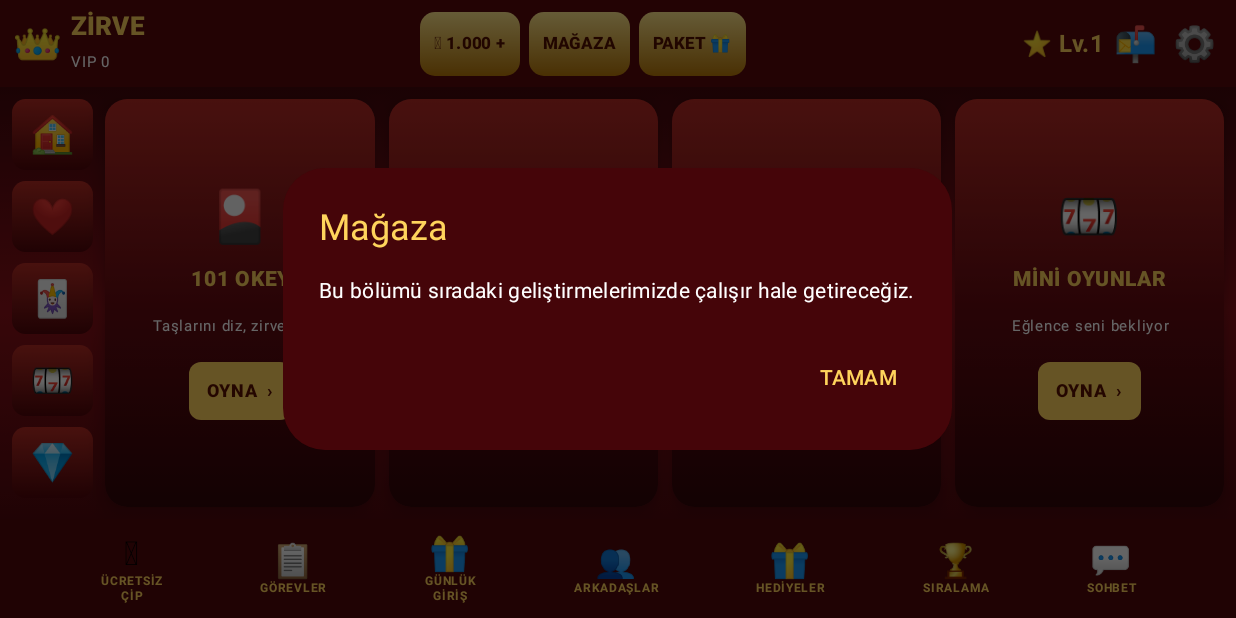
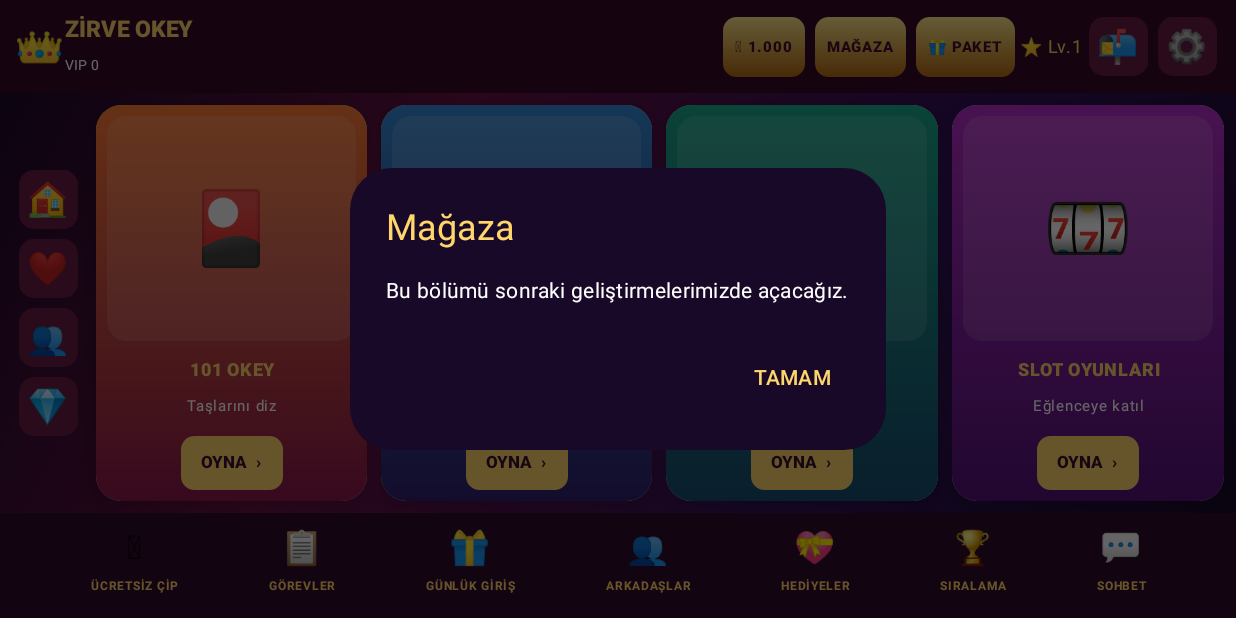
Before and after one commit to heyhatttt-cmd/Zirveokey, an Android app built with Jetpack Compose: the screen it shows after launch (MainActivity), after a tap on "MAĞAZA", on a phone screen of 824 x 412 dp (held sideways). Run offline under Robolectric (Android 15) with nearby library versions, the phone set to English and light mode, and no system bars.

Commit message:
Update MainActivity.kt

```diff
--- a/app/src/main/java/com/zirve/okey/MainActivity.kt
+++ b/app/src/main/java/com/zirve/okey/MainActivity.kt
@@ -19,10 +19,8 @@ import androidx.compose.ui.text.style.TextAlign
 import androidx.compose.ui.unit.dp
 import androidx.compose.ui.unit.sp
 
-private val Gold = Color(0xFFFFD45C)
-private val DarkRed = Color(0xFF450509)
-private val Red = Color(0xFF9F1018)
-private val Panel = Color(0xFF651018)
+private val Gold = Color(0xFFFFD66B)
+private val Dark = Color(0xFF170927)
 
 class MainActivity : ComponentActivity() {
     override fun onCreate(savedInstanceState: Bundle?) {
@@ -40,73 +38,79 @@ fun ZirveLobby() {
     var selected by remember { mutableStateOf("") }
 
     val games = listOf(
-        Triple("🎴", "101 OKEY", "Taşlarını diz, zirveye çık"),
-        Triple("🃏", "BATAK", "Arkadaşlarınla yarış"),
-        Triple("🎲", "TAVLA", "Rakiplerini yen"),
-        Triple("🎰", "MİNİ OYUNLAR", "Eğlence seni bekliyor")
+        Triple("🎴", "101 OKEY", "Taşlarını diz"),
+        Triple("🃏", "BATAK", "Kartlarını dağıt"),
+        Triple("🎲", "TAVLA", "Zarını at"),
+        Triple("🎰", "SLOT OYUNLARI", "Eğlenceye katıl")
+    )
+
+    val colors = listOf(
+        listOf(Color(0xFFFF7B35), Color(0xFF8C174B)),
+        listOf(Color(0xFF3489D8), Color(0xFF30206E)),
+        listOf(Color(0xFF18A88A), Color(0xFF164C70)),
+        listOf(Color(0xFFB52DCA), Color(0xFF541078))
     )
 
     BoxWithConstraints(
         modifier = Modifier
             .fillMaxSize()
             .background(
-                Brush.verticalGradient(
+                Brush.linearGradient(
                     listOf(
-                        Color(0xFF270306),
-                        Color(0xFF8B1018),
-                        Color(0xFF350407)
+                        Color(0xFF170927),
+                        Color(0xFF681044),
+                        Color(0xFF32105B),
+                        Color(0xFF170927)
                     )
                 )
             )
     ) {
+        val compact = maxHeight < 400.dp
+
         Column(modifier = Modifier.fillMaxSize()) {
 
-            // ÜST BİLGİ VE MENÜ
+            // ÜST MENÜ
             Row(
                 modifier = Modifier
                     .fillMaxWidth()
-                    .height(58.dp)
-                    .background(Color(0xFF57070B))
-                    .padding(horizontal = 8.dp),
+                    .height(if (compact) 52.dp else 62.dp)
+                    .background(Color(0xFF350A26))
+                    .padding(horizontal = 9.dp),
                 verticalAlignment = Alignment.CenterVertically
             ) {
                 Text("👑", fontSize = 27.sp)
-                Column(modifier = Modifier.padding(start = 5.dp)) {
+
+                Column {
                     Text(
-                        "ZİRVE",
+                        "ZİRVE OKEY",
                         color = Gold,
-                        fontWeight = FontWeight.ExtraBold,
-                        fontSize = 17.sp
+                        fontSize = 15.sp,
+                        fontWeight = FontWeight.ExtraBold
                     )
-                    Text("VIP 0", color = Color.White, fontSize = 10.sp)
+                    Text("VIP 0", color = Color.White, fontSize = 9.sp)
                 }
 
-                Spacer(modifier = Modifier.weight(1f))
+                Spacer(Modifier.weight(1f))
 
-                GoldButton("🪙 1.000 +") {
+                HeaderButton("🪙 1.000") {
                     selected = "Çip Mağazası"
                 }
 
-                Spacer(modifier = Modifier.width(6.dp))
-
-                GoldButton("MAĞAZA") {
+                HeaderButton("MAĞAZA") {
                     selected = "Mağaza"
                 }
 
-                Spacer(modifier = Modifier.width(6.dp))
-
-                GoldButton("PAKET 🎁") {
+                HeaderButton("🎁 PAKET") {
                     selected = "Paketler"
                 }
 
-                Spacer(modifier = Modifier.weight(1f))
+                Text("⭐ Lv.1", color = Gold, fontSize = 12.sp)
 
-                Text("⭐ Lv.1", color = Gold, fontWeight = FontWeight.Bold)
-                TopIcon("📬") { selected = "Posta Kutusu" }
-                TopIcon("⚙️") { selected = "Ayarlar" }
+                HeaderIcon("📬") { selected = "Posta Kutusu" }
+                HeaderIcon("⚙️") { selected = "Ayarlar" }
             }
 
-            // ORTA OYUN ALANI
+            // ORTA ALAN
             Row(
                 modifier = Modifier
                     .weight(1f)
@@ -115,31 +119,27 @@ fun ZirveLobby() {
                 verticalAlignment = Alignment.CenterVertically
             ) {
 
-                // SOL MENÜ
+                // SOL KISA YOL
                 Column(
-                    modifier = Modifier
-                        .width(54.dp)
-                        .fillMaxHeight(),
+                    modifier = Modifier.width(48.dp),
                     verticalArrangement = Arrangement.Center,
                     horizontalAlignment = Alignment.CenterHorizontally
                 ) {
-                    listOf("🏠", "❤️", "🃏", "🎰", "💎").forEachIndexed { index, icon ->
-                        MenuIcon(icon) {
+                    listOf("🏠", "❤️", "👥", "💎").forEachIndexed { i, icon ->
+                        HeaderIcon(icon) {
                             selected = listOf(
                                 "Ana Sayfa",
                                 "Favoriler",
-                                "Kart Oyunları",
-                                "Mini Oyunlar",
+                                "Arkadaşlar",
                                 "VIP"
-                            )[index]
+                            )[i]
                         }
-                        Spacer(modifier = Modifier.height(7.dp))
                     }
                 }
 
-                Spacer(modifier = Modifier.width(8.dp))
+                Spacer(Modifier.width(8.dp))
 
-                // OYUN KARTLARI
+                // RENKLİ OYUN KARTLARI
                 Row(
                     modifier = Modifier
                         .weight(1f)
@@ -147,11 +147,12 @@ fun ZirveLobby() {
                     horizontalArrangement = Arrangement.spacedBy(9.dp),
                     verticalAlignment = Alignment.CenterVertically
                 ) {
-                    games.forEach { game ->
-                        GamePoster(
+                    games.forEachIndexed { index, game ->
+                        GameTile(
                             emoji = game.first,
                             title = game.second,
-                            description = game.third,
+                            subtitle = game.third,
+                            tileColors = colors[index],
                             modifier = Modifier
                                 .weight(1f)
                                 .fillMaxHeight()
@@ -166,31 +167,31 @@ fun ZirveLobby() {
             Row(
                 modifier = Modifier
                     .fillMaxWidth()
-                    .height(66.dp)
-                    .background(Color(0xFF50070A))
-                    .padding(horizontal = 5.dp),
+                    .height(if (compact) 59.dp else 70.dp)
+                    .background(Color(0xFF300A2D))
+                    .padding(horizontal = 4.dp),
                 horizontalArrangement = Arrangement.SpaceEvenly,
                 verticalAlignment = Alignment.CenterVertically
             ) {
-                BottomItem("🪙", "ÜCRETSİZ\nÇİP") {
+                BottomButton("🪙", "ÜCRETSİZ ÇİP") {
                     selected = "Ücretsiz Çip"
                 }
-                BottomItem("📋", "GÖREVLER") {
+                BottomButton("📋", "GÖREVLER") {
                     selected = "Görevler"
                 }
-                BottomItem("🎁", "GÜNLÜK\nGİRİŞ") {
+                BottomButton("🎁", "GÜNLÜK GİRİŞ") {
                     selected = "Günlük Giriş"
                 }
-                BottomItem("👥", "ARKADAŞLAR") {
+                BottomButton("👥", "ARKADAŞLAR") {
                     selected = "Arkadaşlar"
                 }
-                BottomItem("🎁", "HEDİYELER") {
+                BottomButton("💝", "HEDİYELER") {
                     selected = "Hediyeler"
                 }
-                BottomItem("🏆", "SIRALAMA") {
+                BottomButton("🏆", "SIRALAMA") {
                     selected = "Sıralama"
                 }
-                BottomItem("💬", "SOHBET") {
+                BottomButton("💬", "SOHBET") {
                     selected = "Sohbet"
                 }
             }
@@ -200,13 +201,13 @@ fun ZirveLobby() {
     if (selected.isNotEmpty()) {
         AlertDialog(
             onDismissRequest = { selected = "" },
-            containerColor = DarkRed,
+            containerColor = Dark,
             title = {
                 Text(selected, color = Gold)
             },
             text = {
                 Text(
-                    "Bu bölümü sıradaki geliştirmelerimizde çalışır hale getireceğiz.",
+                    "Bu bölümü sonraki geliştirmelerimizde açacağız.",
                     color = Color.White
                 )
             },
@@ -220,147 +221,136 @@ fun ZirveLobby() {
 }
 
 @Composable
-fun GoldButton(text: String, onClick: () -> Unit) {
+fun HeaderButton(
+    text: String,
+    onClick: () -> Unit
+) {
     Box(
         modifier = Modifier
+            .padding(horizontal = 3.dp)
             .background(
                 Brush.verticalGradient(
-                    listOf(Color(0xFFFFE58A), Color(0xFFB87808))
+                    listOf(Color(0xFFFFE68A), Color(0xFFB56A12))
                 ),
-                RoundedCornerShape(10.dp)
+                RoundedCornerShape(9.dp)
             )
             .clickable { onClick() }
-            .padding(horizontal = 9.dp, vertical = 9.dp),
-        contentAlignment = Alignment.Center
+            .padding(horizontal = 8.dp, vertical = 8.dp)
     ) {
         Text(
             text,
-            color = Color(0xFF541000),
-            fontSize = 11.sp,
+            color = Color(0xFF42102A),
+            fontSize = 10.sp,
             fontWeight = FontWeight.ExtraBold
         )
     }
 }
 
 @Composable
-fun TopIcon(icon: String, onClick: () -> Unit) {
+fun HeaderIcon(
+    icon: String,
+    onClick: () -> Unit
+) {
     Box(
         modifier = Modifier
+            .padding(3.dp)
             .size(39.dp)
+            .background(Color(0xFF671B43), RoundedCornerShape(10.dp))
             .clickable { onClick() },
         contentAlignment = Alignment.Center
     ) {
-        Text(icon, fontSize = 23.sp)
+        Text(icon, fontSize = 22.sp)
     }
 }
 
 @Composable
-fun MenuIcon(icon: String, onClick: () -> Unit) {
-    Box(
-        modifier = Modifier
-            .fillMaxWidth()
-            .height(47.dp)
-            .background(
-                Brush.verticalGradient(
-                    listOf(Color(0xFFB52B23), Color(0xFF500509))
-                ),
-                RoundedCornerShape(9.dp)
-            )
-            .clickable { onClick() },
-        contentAlignment = Alignment.Center
-    ) {
-        Text(icon, fontSize = 24.sp)
-    }
-}
-
-@Composable
-fun GamePoster(
+fun GameTile(
     emoji: String,
     title: String,
-    description: String,
+    subtitle: String,
+    tileColors: List<Color>,
     modifier: Modifier = Modifier,
     onClick: () -> Unit
 ) {
     Card(
         modifier = modifier.clickable { onClick() },
-        shape = RoundedCornerShape(15.dp),
-        colors = CardDefaults.cardColors(
-            containerColor = Panel
-        ),
-        elevation = CardDefaults.cardElevation(defaultElevation = 7.dp)
+        shape = RoundedCornerShape(17.dp),
+        elevation = CardDefaults.cardElevation(8.dp)
     ) {
         Column(
             modifier = Modifier
                 .fillMaxSize()
                 .background(
-                    Brush.verticalGradient(
-                        listOf(
-                            Color(0xFFB52A24),
-                            Color(0xFF650A10),
-                            Color(0xFF300407)
-                        )
-                    )
+                    Brush.verticalGradient(tileColors)
                 )
-                .padding(5.dp),
+                .padding(7.dp),
             horizontalAlignment = Alignment.CenterHorizontally,
             verticalArrangement = Arrangement.Center
         ) {
-            Text(emoji, fontSize = 34.sp)
+            Box(
+                modifier = Modifier
+                    .fillMaxWidth()
+                    .weight(1f)
+                    .background(
+                        Color.White.copy(alpha = 0.12f),
+                        RoundedCornerShape(13.dp)
+                    ),
+                contentAlignment = Alignment.Center
+            ) {
+                Text(emoji, fontSize = 48.sp)
+            }
 
-            Spacer(modifier = Modifier.height(9.dp))
+            Spacer(Modifier.height(7.dp))
 
             Text(
                 title,
                 color = Gold,
+                fontSize = 12.sp,
                 fontWeight = FontWeight.ExtraBold,
-                fontSize = 14.sp,
                 textAlign = TextAlign.Center
             )
 
-            Spacer(modifier = Modifier.height(7.dp))
-
             Text(
-                description,
+                subtitle,
                 color = Color.White,
                 fontSize = 10.sp,
                 textAlign = TextAlign.Center
             )
 
-            Spacer(modifier = Modifier.height(12.dp))
+            Spacer(Modifier.height(8.dp))
 
             Text(
                 "OYNA  ›",
-                color = Color(0xFF5A1000),
+                color = Color(0xFF39102B),
                 fontWeight = FontWeight.ExtraBold,
-                fontSize = 12.sp,
+                fontSize = 11.sp,
                 modifier = Modifier
-                    .background(Gold, RoundedCornerShape(8.dp))
-                    .padding(horizontal = 12.dp, vertical = 7.dp)
+                    .background(Gold, RoundedCornerShape(9.dp))
+                    .padding(horizontal = 13.dp, vertical = 6.dp)
             )
         }
     }
 }
 
 @Composable
-fun BottomItem(
-    emoji: String,
+fun BottomButton(
+    icon: String,
     label: String,
     onClick: () -> Unit
 ) {
     Column(
         modifier = Modifier
             .clickable { onClick() }
-            .padding(horizontal = 3.dp, vertical = 5.dp),
+            .padding(horizontal = 3.dp, vertical = 4.dp),
         horizontalAlignment = Alignment.CenterHorizontally
     ) {
-        Text(emoji, fontSize = 22.sp)
+        Text(icon, fontSize = 22.sp)
         Text(
             label,
             color = Gold,
             fontSize = 8.sp,
             fontWeight = FontWeight.Bold,
-            textAlign = TextAlign.Center,
-            lineHeight = 10.sp
+            textAlign = TextAlign.Center
         )
     }
 }
```
